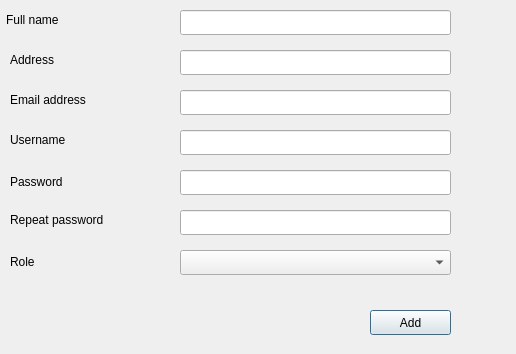
First picture: the form in forms/createstaffdialog.ui, repository iamOgunyinka/TragelPC, before the edit.
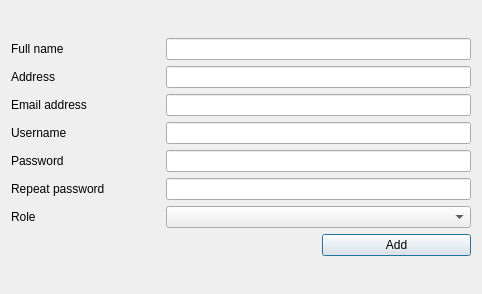
Second picture: the form after the edit.

```diff
--- a/forms/createstaffdialog.ui
+++ b/forms/createstaffdialog.ui
@@ -6,34 +6,30 @@
    <rect>
     <x>0</x>
     <y>0</y>
-    <width>516</width>
-    <height>354</height>
+    <width>482</width>
+    <height>294</height>
    </rect>
   </property>
   <property name="minimumSize">
    <size>
-    <width>516</width>
-    <height>354</height>
+    <width>0</width>
+    <height>0</height>
    </size>
   </property>
   <property name="maximumSize">
    <size>
-    <width>516</width>
-    <height>354</height>
+    <width>16777215</width>
+    <height>16777215</height>
    </size>
   </property>
   <property name="windowTitle">
    <string>Add staff</string>
   </property>
+  <layout class="QVBoxLayout" name="verticalLayout">
+   <item>
+    <layout class="QGridLayout" name="gridLayout">
+     <item row="0" column="0">
   <widget class="QLabel" name="label">
-   <property name="geometry">
-    <rect>
-     <x>6</x>
-     <y>10</y>
-     <width>91</width>
-     <height>20</height>
-    </rect>
-   </property>
    <property name="text">
     <string>Full name</string>
    </property>
@@ -41,15 +37,9 @@
     <cstring>name_edit</cstring>
    </property>
   </widget>
+     </item>
+     <item row="1" column="0">
   <widget class="QLabel" name="label_2">
-   <property name="geometry">
-    <rect>
-     <x>10</x>
-     <y>50</y>
-     <width>91</width>
-     <height>20</height>
-    </rect>
-   </property>
    <property name="text">
     <string>Address</string>
    </property>
@@ -57,15 +47,9 @@
     <cstring>address_edit</cstring>
    </property>
   </widget>
+     </item>
+     <item row="2" column="0">
   <widget class="QLabel" name="label_3">
-   <property name="geometry">
-    <rect>
-     <x>10</x>
-     <y>90</y>
-     <width>141</width>
-     <height>20</height>
-    </rect>
-   </property>
    <property name="text">
     <string>Email address</string>
    </property>
@@ -73,31 +57,9 @@
     <cstring>email_edit</cstring>
    </property>
   </widget>
-  <widget class="QLabel" name="label_4">
-   <property name="geometry">
-    <rect>
-     <x>10</x>
-     <y>172</y>
-     <width>91</width>
-     <height>20</height>
-    </rect>
-   </property>
-   <property name="text">
-    <string>Password</string>
-   </property>
-   <property name="buddy">
-    <cstring>password_edit</cstring>
-   </property>
-  </widget>
+     </item>
+     <item row="3" column="0">
   <widget class="QLabel" name="label_5">
-   <property name="geometry">
-    <rect>
-     <x>10</x>
-     <y>130</y>
-     <width>91</width>
-     <height>20</height>
-    </rect>
-   </property>
    <property name="text">
     <string>Username</string>
    </property>
@@ -105,15 +67,19 @@
     <cstring>username_edit</cstring>
    </property>
   </widget>
+     </item>
+     <item row="4" column="0">
+      <widget class="QLabel" name="label_4">
+       <property name="text">
+        <string>Password</string>
+       </property>
+       <property name="buddy">
+        <cstring>password_edit</cstring>
+       </property>
+      </widget>
+     </item>
+     <item row="5" column="0">
   <widget class="QLabel" name="label_6">
-   <property name="geometry">
-    <rect>
-     <x>10</x>
-     <y>210</y>
-     <width>151</width>
-     <height>20</height>
-    </rect>
-   </property>
    <property name="text">
     <string>Repeat password</string>
    </property>
@@ -121,15 +87,9 @@
     <cstring>repeat_password_edit</cstring>
    </property>
   </widget>
+     </item>
+     <item row="6" column="0">
   <widget class="QLabel" name="label_7">
-   <property name="geometry">
-    <rect>
-     <x>10</x>
-     <y>252</y>
-     <width>91</width>
-     <height>20</height>
-    </rect>
-   </property>
    <property name="text">
     <string>Role</string>
    </property>
@@ -137,95 +97,46 @@
     <cstring>role_combo</cstring>
    </property>
   </widget>
-  <widget class="QLineEdit" name="name_edit">
-   <property name="geometry">
-    <rect>
-     <x>180</x>
-     <y>10</y>
-     <width>271</width>
-     <height>25</height>
-    </rect>
-   </property>
-  </widget>
-  <widget class="QLineEdit" name="email_edit">
-   <property name="geometry">
-    <rect>
-     <x>180</x>
-     <y>90</y>
-     <width>271</width>
-     <height>25</height>
-    </rect>
-   </property>
-  </widget>
-  <widget class="QLineEdit" name="username_edit">
-   <property name="geometry">
-    <rect>
-     <x>180</x>
-     <y>130</y>
-     <width>271</width>
-     <height>25</height>
-    </rect>
-   </property>
-  </widget>
-  <widget class="QLineEdit" name="password_edit">
-   <property name="geometry">
-    <rect>
-     <x>180</x>
-     <y>170</y>
-     <width>271</width>
-     <height>25</height>
-    </rect>
-   </property>
-   <property name="echoMode">
-    <enum>QLineEdit::Password</enum>
-   </property>
-  </widget>
-  <widget class="QLineEdit" name="repeat_password_edit">
-   <property name="geometry">
-    <rect>
-     <x>180</x>
-     <y>210</y>
-     <width>271</width>
-     <height>25</height>
-    </rect>
-   </property>
-   <property name="echoMode">
-    <enum>QLineEdit::Password</enum>
-   </property>
-  </widget>
-  <widget class="QLineEdit" name="address_edit">
-   <property name="geometry">
-    <rect>
-     <x>180</x>
-     <y>50</y>
-     <width>271</width>
-     <height>25</height>
-    </rect>
-   </property>
-  </widget>
-  <widget class="QComboBox" name="role_combo">
-   <property name="geometry">
-    <rect>
-     <x>180</x>
-     <y>250</y>
-     <width>271</width>
-     <height>25</height>
-    </rect>
-   </property>
-  </widget>
+     </item>
+     <item row="7" column="2">
   <widget class="QPushButton" name="add_button">
-   <property name="geometry">
-    <rect>
-     <x>370</x>
-     <y>310</y>
-     <width>81</width>
-     <height>25</height>
-    </rect>
-   </property>
    <property name="text">
     <string>Add</string>
    </property>
   </widget>
+     </item>
+     <item row="6" column="1" colspan="2">
+      <widget class="QComboBox" name="role_combo"/>
+     </item>
+     <item row="5" column="1" colspan="2">
+      <widget class="QLineEdit" name="repeat_password_edit">
+       <property name="echoMode">
+        <enum>QLineEdit::Password</enum>
+       </property>
+      </widget>
+     </item>
+     <item row="4" column="1" colspan="2">
+      <widget class="QLineEdit" name="password_edit">
+       <property name="echoMode">
+        <enum>QLineEdit::Password</enum>
+       </property>
+      </widget>
+     </item>
+     <item row="3" column="1" colspan="2">
+      <widget class="QLineEdit" name="username_edit"/>
+     </item>
+     <item row="2" column="1" colspan="2">
+      <widget class="QLineEdit" name="email_edit"/>
+     </item>
+     <item row="1" column="1" colspan="2">
+      <widget class="QLineEdit" name="address_edit"/>
+     </item>
+     <item row="0" column="1" colspan="2">
+      <widget class="QLineEdit" name="name_edit"/>
+     </item>
+    </layout>
+   </item>
+  </layout>
  </widget>
  <tabstops>
   <tabstop>name_edit</tabstop>
```
Lines whose indentation alone changed are shown as unchanged.
